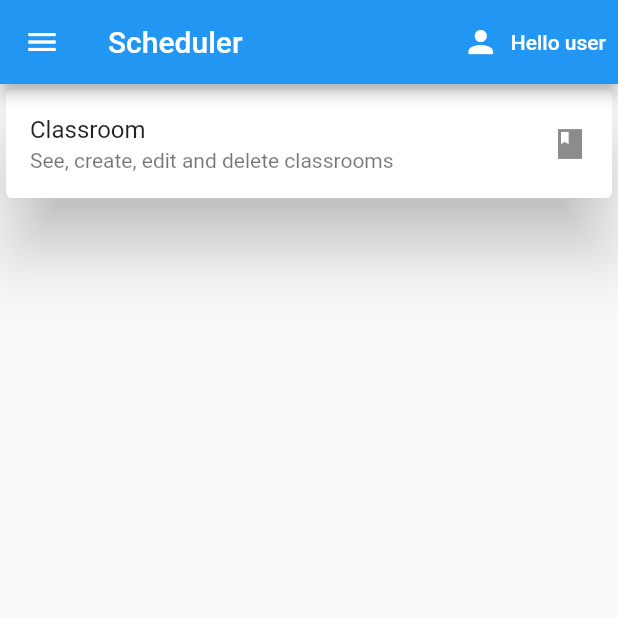
After one commit to RandyIbarra/flutter_scheduler, a Flutter app: the HomeScreen screen opened directly, on a phone screen of 412 x 824 dp, the top half of it. The commit adds this screen. Run offline on Flutter 3.47's test engine with Material 2 defaults, Android fonts, the phone set to English and light mode, and no system bars; our stand-ins replace firebase_auth, firebase_core; missing offline and left inert: flutter_widgets; accounts and stored records are empty; statements that could not run were skipped.

Commit message:
feat: login and home screen added

```diff
--- /dev/null
+++ b/lib/home/screen.dart
@@ -0,0 +1,72 @@
+import 'package:firebase_auth/firebase_auth.dart';
+import 'package:flutter/material.dart';
+
+/// Home screen with main menu.
+class HomeScreen extends StatefulWidget {
+  const HomeScreen({super.key});
+
+  @override
+  State<HomeScreen> createState() => _HomeScreenState();
+}
+
+class _HomeScreenState extends State<HomeScreen> {
+  String? code;
+  @override
+  Widget build(BuildContext context) {
+    return Scaffold(
+      appBar: AppBar(
+        title: const Text('Scheduler'),
+        actions: [
+          TextButton.icon(
+            style: TextButton.styleFrom(foregroundColor: Colors.white),
+            onPressed: () {},
+            icon: const Icon(Icons.person),
+            label: const Text('Hello user'),
+          ),
+        ],
+      ),
+      drawer: Drawer(
+        child: ListView(
+          padding: EdgeInsets.zero,
+          children: [
+            const DrawerHeader(
+              decoration: BoxDecoration(),
+              child: Text('Menu'),
+            ),
+            ListTile(
+              title: const Text('Log out'),
+              trailing: const Icon(Icons.logout),
+              onTap: () => _signOut(),
+            ),
+          ],
+        ),
+      ),
+      body: ListView(
+        children: [
+          Card(
+            elevation: 20,
+            child: ListTile(
+              title: const Text('Classroom'),
+              subtitle: const Text('See, create, edit and delete classrooms'),
+              trailing: const Icon(Icons.class_sharp),
+              onTap: () {},
+              /*
+              Navigator.of(context).push(
+                MaterialPageRoute(builder: (context) => ,)
+              ),
+              */
+            ),
+          ),
+        ],
+      ),
+    );
+  }
+
+  Future<void> _signOut() async {
+    FirebaseAuth.instance.signOut().then(
+          (_) => Navigator.of(context).popUntil(
+            (route) => route.isFirst,
+          ),
+        );
+  }
+}
```
Also changed, not shown: lib/app.dart (+10 -3 lines), lib/login/screen.dart (added, +109 -0 lines).
